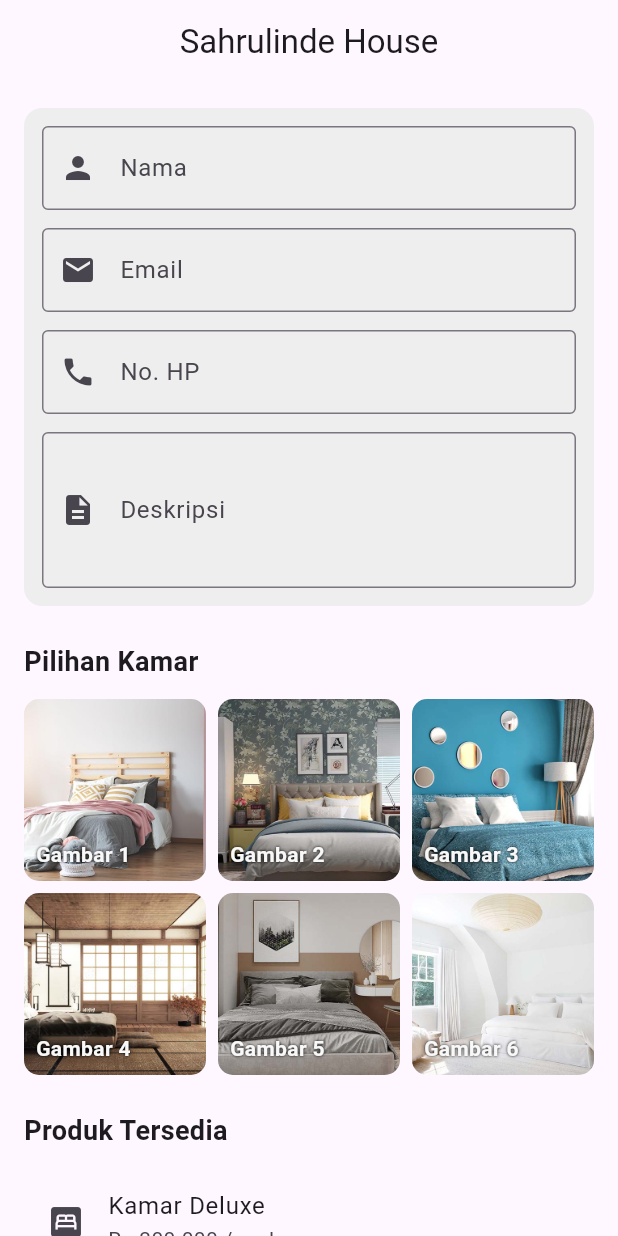
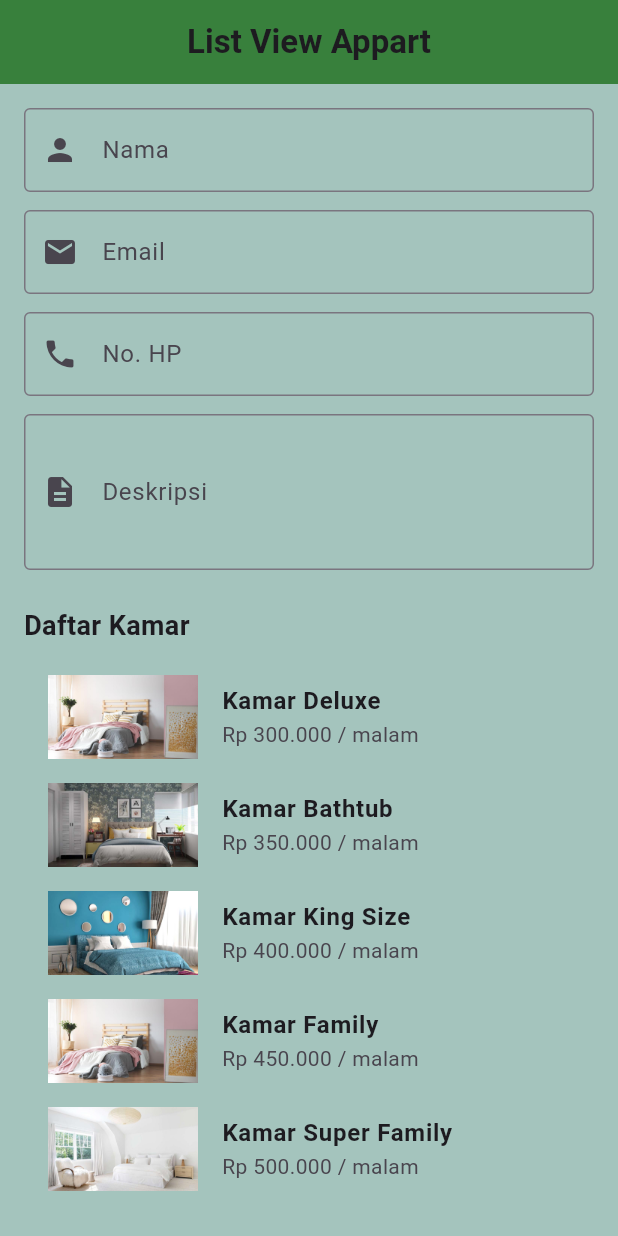
Before and after one commit to Sahrulproject/Tugas_Flutter, a Flutter app: the screen it shows after launch, on a phone screen of 412 x 824 dp. Run offline on Flutter 3.47's test engine with Material 3 defaults, Android fonts, the light colour scheme and no system bars.

Commit message:
tugas 3 flutter

```diff
--- a/lib/day7/flutterd7.1.dart
+++ b/lib/day7/flutterd7.1.dart
@@ -1,12 +1,12 @@
 import 'package:flutter/material.dart';
 
 final List<Color> warnaKotak = [
-  Colors.red,
-  Colors.yellow,
-  Colors.green,
-  Colors.green,
-  Colors.yellow,
-  Colors.red,
+  const Color.fromARGB(255, 0, 0, 0),
+  const Color.fromARGB(255, 255, 255, 255),
+  const Color.fromARGB(255, 0, 0, 0),
+  const Color.fromARGB(255, 255, 255, 255),
+  const Color.fromARGB(255, 0, 0, 0),
+  const Color.fromARGB(255, 255, 255, 255),
 ];
 
 class Day7GridView extends StatelessWidget {
@@ -15,7 +15,14 @@ class Day7GridView extends StatelessWidget {
   @override
   Widget build(BuildContext context) {
     return Scaffold(
-      appBar: AppBar(title: Text("Form GridView"), centerTitle: true),
+      appBar: AppBar(
+        title: Text(
+          "Form GridView",
+          style: TextStyle(fontWeight: FontWeight.bold),
+        ),
+        centerTitle: true,
+      ),
+      backgroundColor: const Color.fromARGB(255, 164, 196, 189),
       body: SingleChildScrollView(
         padding: EdgeInsets.all(16),
         child: Column(
--- a/lib/day7/flutterd7.2.dart
+++ b/lib/day7/flutterd7.2.dart
@@ -6,21 +6,19 @@ class Day7T4GridView extends StatelessWidget {
   @override
   Widget build(BuildContext context) {
     return Scaffold(
-      appBar: AppBar(title: Text("Sahrulinde House"), centerTitle: true),
-      body: SingleChildScrollView(
+      appBar: AppBar(
+        title: Text(
+          "List View Appart",
+          style: TextStyle(fontWeight: FontWeight.bold),
+        ),
+        backgroundColor: const Color.fromARGB(255, 56, 128, 60),
+        centerTitle: true,
+      ),
+      backgroundColor: const Color.fromARGB(255, 164, 196, 189),
+      body: ListView(
         padding: EdgeInsets.all(16),
-        child: Column(
-          crossAxisAlignment: CrossAxisAlignment.start,
         children: [
           // FORMULIR
-            Container(
-              padding: EdgeInsets.all(12),
-              decoration: BoxDecoration(
-                color: Colors.grey[200],
-                borderRadius: BorderRadius.circular(12),
-              ),
-              child: Column(
-                children: [
           TextField(
             decoration: InputDecoration(
               labelText: "Nama",
@@ -55,90 +53,81 @@ class Day7T4GridView extends StatelessWidget {
             ),
             maxLines: 3,
           ),
-                ],
-              ),
-            ),
 
           SizedBox(height: 24),
 
-            // GALERI
+          // DAFTAR PRODUK
           Text(
-              "Pilihan Kamar",
+            "Daftar Kamar",
             style: TextStyle(fontSize: 18, fontWeight: FontWeight.bold),
           ),
           SizedBox(height: 12),
-
-            GridView.count(
-              crossAxisCount: 3,
-              shrinkWrap: true,
-              physics: NeverScrollableScrollPhysics(),
-              crossAxisSpacing: 8,
-              mainAxisSpacing: 8,
-              children: List.generate(6, (index) {
-                return Stack(
-                  children: [
-                    Container(
-                      decoration: BoxDecoration(
-                        borderRadius: BorderRadius.circular(10),
-                        image: DecorationImage(
-                          image: AssetImage('assets/im/foto${index + 1}.jpg'),
+          ListTile(
+            leading: Image.asset(
+              'assets/im/foto1.jpg',
+              width: 100,
+              height: 100,
               fit: BoxFit.cover,
             ),
+            title: Text(
+              "Kamar Deluxe",
+              style: TextStyle(fontWeight: FontWeight.bold),
             ),
-                    ),
-                    Positioned(
-                      bottom: 8,
-                      left: 8,
-                      child: Text(
-                        'Gambar ${index + 1}',
-                        style: TextStyle(
-                          color: const Color.fromARGB(255, 248, 248, 248),
-                          fontWeight: FontWeight.bold,
-                          shadows: [Shadow(color: Colors.black, blurRadius: 2)],
-                        ),
-                      ),
-                    ),
-                  ],
-                );
-              }),
-            ),
-
-            SizedBox(height: 24),
-
-            // PRODUK LIST
-            Text(
-              "Produk Tersedia",
-              style: TextStyle(fontSize: 18, fontWeight: FontWeight.bold),
-            ),
-            SizedBox(height: 12),
-
-            ListTile(
-              leading: Icon(Icons.bedroom_parent),
-              title: Text("Kamar Deluxe"),
             subtitle: Text("Rp 300.000 / malam"),
           ),
           ListTile(
-              leading: Icon(Icons.bed),
-              title: Text("Kamar Standard"),
-              subtitle: Text("Rp 200.000 / malam"),
+            leading: Image.asset(
+              'assets/im/foto2.jpg',
+              width: 100,
+              height: 100,
+              fit: BoxFit.cover,
+            ),
+            title: Text(
+              "Kamar Bathtub",
+              style: TextStyle(fontWeight: FontWeight.bold),
+            ),
+            subtitle: Text("Rp 350.000 / malam"),
           ),
           ListTile(
-              leading: Icon(Icons.chair),
-              title: Text("Kamar Family"),
+            leading: Image.asset(
+              'assets/im/foto3.jpg',
+              width: 100,
+              height: 100,
+              fit: BoxFit.cover,
+            ),
+            title: Text(
+              "Kamar King Size",
+              style: TextStyle(fontWeight: FontWeight.bold),
+            ),
+            subtitle: Text("Rp 400.000 / malam"),
+          ),
+          ListTile(
+            leading: Image.asset(
+              'assets/im/foto1.jpg',
+              width: 100,
+              height: 100,
+              fit: BoxFit.cover,
+            ),
+            title: Text(
+              "Kamar Family",
+              style: TextStyle(fontWeight: FontWeight.bold),
+            ),
             subtitle: Text("Rp 450.000 / malam"),
           ),
           ListTile(
-              leading: Icon(Icons.bathtub),
-              title: Text("Kamar Mandi Dalam"),
-              subtitle: Text("Rp 350.000 / malam"),
+            leading: Image.asset(
+              'assets/im/foto6.jpg',
+              width: 100,
+              height: 100,
+              fit: BoxFit.cover,
             ),
-            ListTile(
-              leading: Icon(Icons.emoji_food_beverage),
-              title: Text("Paket Sarapan"),
-              subtitle: Text("Rp 50.000 / pax"),
+            title: Text(
+              "Kamar Super Family",
+              style: TextStyle(fontWeight: FontWeight.bold),
+            ),
+            subtitle: Text("Rp 500.000 / malam"),
           ),
         ],
-        ),
       ),
     );
   }
```
Lines whose indentation alone changed are shown as unchanged.
